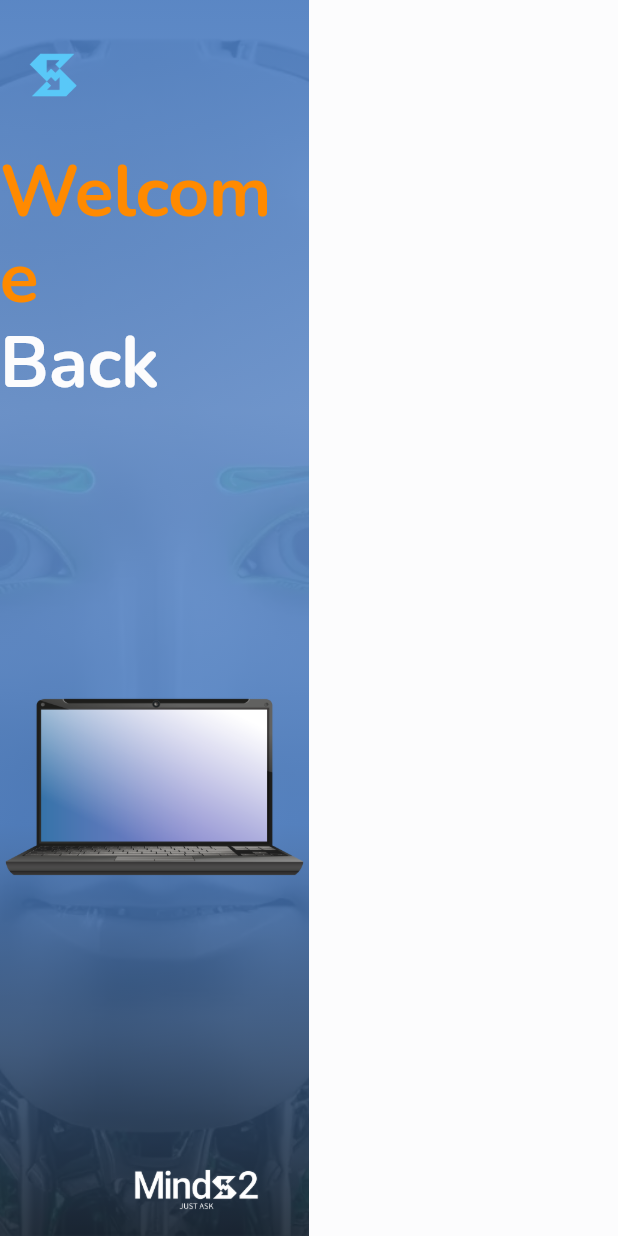
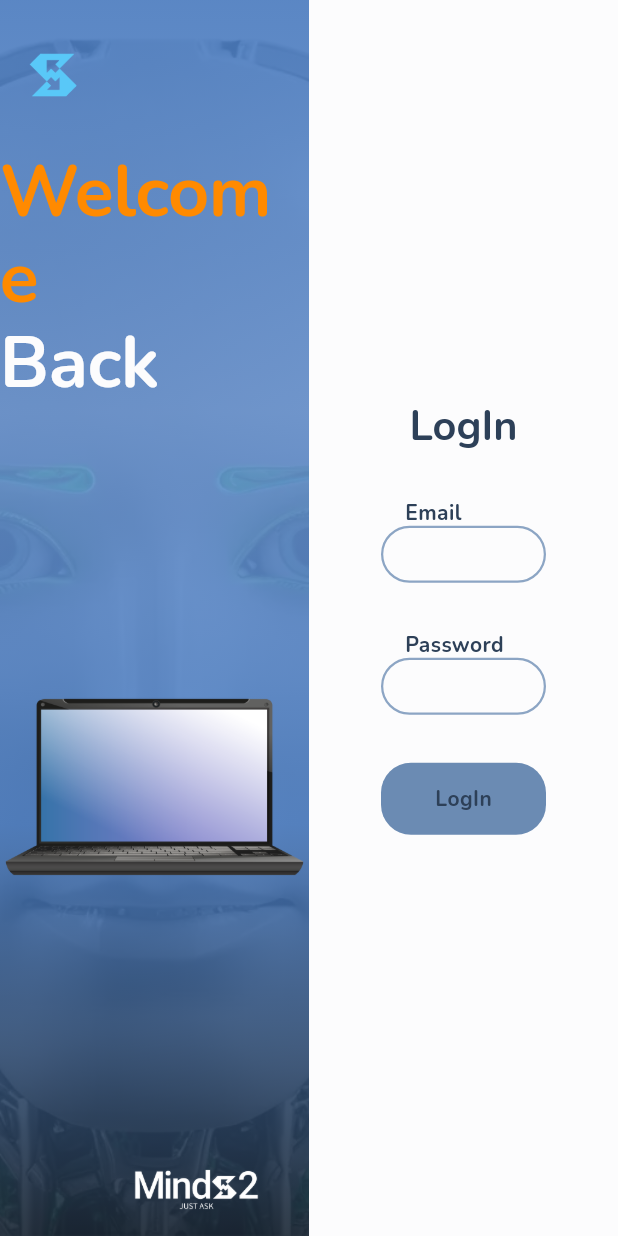
Before and after one commit to albint3r/minds2_v3_ui, a Flutter app: the screen it shows after launch, on a phone screen of 412 x 824 dp. Run offline on Flutter 3.47's test engine with Material 3 defaults, Android fonts, the phone set to English and light mode, and no system bars; drawn by our look-alikes of reactive_forms; our stand-ins replace bloc, dio, easy_localization, flutter_bloc, freezed_annotation, gap and 5 more; missing offline and left inert: dio_intercept_to_curl, reactive_phone_form_field.

Commit message:
Add Login First version

```diff
--- a/lib/auth/aplication/auth_bloc.dart
+++ b/lib/auth/aplication/auth_bloc.dart
@@ -1,14 +1,16 @@
-import 'package:bloc/bloc.dart';
-import 'package:freezed_annotation/freezed_annotation.dart';
+import "package:bloc/bloc.dart";
+import "package:freezed_annotation/freezed_annotation.dart";
 import "package:injectable/injectable.dart";
+import "package:l/l.dart";
 import "package:minds2_ui_v3/auth/domain/i_auth_facade.dart";
 import "package:minds2_ui_v3/auth/domain/user.dart";
+import "package:reactive_forms/reactive_forms.dart";
 
-part 'auth_bloc.freezed.dart';
+part "auth_bloc.freezed.dart";
 
-part 'auth_event.dart';
+part "auth_event.dart";
 
-part 'auth_state.dart';
+part "auth_state.dart";
 
 class AuthBloc extends Bloc<AuthEvent, AuthState> {
   AuthBloc(
@@ -16,11 +18,26 @@ class AuthBloc extends Bloc<AuthEvent, AuthState> {
     @ignoreParam User? appUser,
     @ignoreParam required String token,
   }) : super(AuthState.initial().copyWith(appUser: appUser, isLoading: false)) {
-    on<_Started>((e, emit) {
-      print('*-' * 100);
-      print("App-User: ${state}");
-      print('*-' * 100);
-      // emit(state.copyWith(isLoading: false, appUser: e.appUser));
+    on<_StartLogIn>((e, emit) {
+      l.d("Fetching Loading FormGroup...");
+      emit(state.copyWith(formGroup: facade.formGroupLogin, isLoading: false));
+    });
+    on<_LogIn>((e, emit) async {
+      l.d("Loading User...");
+      // Star Loading
+      emit(state.copyWith(isLoading: true));
+      // Validate the user credential
+      final (appUser, token) = await facade.logIn();
+      // Update all the credential if anything is ok.
+      l.d("New Token: $token");
+      emit(
+        state.copyWith(
+          appUser: appUser,
+          token: token,
+          isLoading: false,
+          formGroup: null,
+        ),
+      );
     });
   }
 }
--- a/lib/auth/aplication/auth_event.dart
+++ b/lib/auth/aplication/auth_event.dart
@@ -2,5 +2,7 @@ part of "auth_bloc.dart";
 
 @freezed
 abstract class AuthEvent with _$AuthEvent {
-  const factory AuthEvent.started({User? appUser}) = _Started;
+  const factory AuthEvent.startLogIn() = _StartLogIn;
+
+  const factory AuthEvent.logIn() = _LogIn;
 }
--- a/lib/auth/aplication/auth_state.dart
+++ b/lib/auth/aplication/auth_state.dart
@@ -5,6 +5,7 @@ abstract class AuthState with _$AuthState {
   const factory AuthState({
     required bool isLoading,
     required String token,
+    FormGroup? formGroup,
     User? appUser,
   }) = _AuthState;
 
--- a/lib/auth/domain/i_auth_data_source.dart
+++ b/lib/auth/domain/i_auth_data_source.dart
@@ -1,5 +1,8 @@
 import "package:minds2_ui_v3/auth/domain/user.dart";
+import "package:minds2_ui_v3/core/domain/custom_types.dart";
 
 abstract interface class IAuthDataSource {
   Future<User> getMe();
+
+  Future<(User, String)> logIn(Json body);
 }
--- a/lib/auth/domain/i_auth_facade.dart
+++ b/lib/auth/domain/i_auth_facade.dart
@@ -2,7 +2,11 @@ import "package:minds2_ui_v3/auth/domain/user.dart";
 import "package:reactive_forms/reactive_forms.dart";
 
 abstract interface class IAuthFacade {
-  FormGroup? get formGroup;
+  FormGroup? get formGroupLogin;
 
   Future<User> getMe();
+
+  void cleanForm();
+
+  Future<(User, String)> logIn();
 }
--- a/lib/auth/infrasctructure/auth_data_source_impl.dart
+++ b/lib/auth/infrasctructure/auth_data_source_impl.dart
@@ -1,7 +1,11 @@
+import "dart:io";
+
 import "package:dio/dio.dart";
 import "package:injectable/injectable.dart";
+import "package:l/l.dart";
 import "package:minds2_ui_v3/auth/domain/i_auth_data_source.dart";
 import "package:minds2_ui_v3/auth/domain/user.dart";
+import "package:minds2_ui_v3/core/domain/custom_types.dart";
 
 @Injectable(as: IAuthDataSource)
 class AuthDataSourceImpl implements IAuthDataSource {
@@ -16,4 +20,14 @@ class AuthDataSourceImpl implements IAuthDataSource {
     final data = response.data;
     return User.fromJson(data);
   }
+
+  @override
+  Future<(User, String)> logIn(Json body) async {
+    const path = "/v3/auth/login";
+    l.d("Body: $body");
+    final response = await _dio.post(path, data: body);
+    final token = response.headers.value(HttpHeaders.authorizationHeader);
+    final data = response.data;
+    return (User.fromJson(data), token!);
+  }
 }
--- a/lib/auth/presentation/login/login_page.dart
+++ b/lib/auth/presentation/login/login_page.dart
@@ -1,4 +1,6 @@
 import "package:flutter/material.dart";
+import "package:flutter_bloc/flutter_bloc.dart";
+import "package:minds2_ui_v3/auth/aplication/auth_bloc.dart";
 import "package:minds2_ui_v3/auth/presentation/login/widgets/body_login.dart";
 
 class LogInPage extends StatelessWidget {
@@ -6,6 +8,7 @@ class LogInPage extends StatelessWidget {
 
   @override
   Widget build(BuildContext context) {
+    context.read<AuthBloc>().add(const AuthEvent.startLogIn());
     return const Scaffold(body: BodyLogin());
   }
 }
--- a/lib/auth/presentation/login/widgets/body_login.dart
+++ b/lib/auth/presentation/login/widgets/body_login.dart
@@ -1,4 +1,7 @@
 import "package:flutter/material.dart";
+import "package:flutter_bloc/flutter_bloc.dart";
+import "package:minds2_ui_v3/auth/aplication/auth_bloc.dart";
+import "package:minds2_ui_v3/auth/presentation/login/widgets/form_login.dart";
 import "package:minds2_ui_v3/core/presentation/design_system/organisms/ds_auth_hero.dart"
     show DSAuthHero;
 import "package:minds2_ui_v3/gen/assets.gen.dart";
@@ -8,7 +11,10 @@ class BodyLogin extends StatelessWidget {
 
   @override
   Widget build(BuildContext context) {
+    final auth = context.watch<AuthBloc>().state;
+    if (auth.isLoading) return const CircularProgressIndicator();
     return Row(
+      crossAxisAlignment: CrossAxisAlignment.center,
       children: [
         DSAuthHero(
           backgroundImage: Assets.images.auth.robotTest.provider(),
@@ -16,6 +22,7 @@ class BodyLogin extends StatelessWidget {
           titlePrimary: "Welcome",
           titleSecondary: "Back",
         ),
+        const Expanded(child: FormLogin()),
       ],
     );
   }
--- /dev/null
+++ b/lib/auth/presentation/login/widgets/form_login.dart
@@ -0,0 +1,46 @@
+import "package:flutter/material.dart";
+import "package:flutter_bloc/flutter_bloc.dart";
+import "package:minds2_ui_v3/auth/aplication/auth_bloc.dart";
+import "package:minds2_ui_v3/core/presentation/design_system/atoms/ds_button.dart";
+import "package:minds2_ui_v3/core/presentation/design_system/molecules/fields/ds_text_field.dart";
+import "package:minds2_ui_v3/core/presentation/design_system/organisms/forms/ds_form_auth.dart";
+import "package:reactive_forms/reactive_forms.dart";
+
+class FormLogin extends StatelessWidget {
+  const FormLogin({super.key});
+
+  @override
+  Widget build(BuildContext context) {
+    final auth = context.watch<AuthBloc>().state;
+    final formGroup = auth.formGroup;
+    return Column(
+      mainAxisAlignment: MainAxisAlignment.center,
+      crossAxisAlignment: CrossAxisAlignment.center,
+      children: [
+        DSFormAuth(
+          formGroup: formGroup!,
+          fields: const [
+            DSTextField(label: "Email", formControlName: "email"),
+            DSTextField(label: "Password", formControlName: "password"),
+            MySubmitButton(),
+          ],
+        ),
+      ],
+    );
+  }
+}
+
+class MySubmitButton extends StatelessWidget {
+  const MySubmitButton({super.key});
+
+  @override
+  Widget build(BuildContext context) {
+    final form = ReactiveForm.of(context);
+    return DSButton.primary(
+      label: "LogIn",
+      onPressed: form!.valid
+          ? () => context.read<AuthBloc>().add(const AuthEvent.logIn())
+          : null,
+    );
+  }
+}
--- a/lib/core/infrastructure/register_module.dart
+++ b/lib/core/infrastructure/register_module.dart
@@ -33,6 +33,7 @@ abstract class RegisterModule {
         l.d("App User exist and already connected: ${appUser.name}");
       } catch (e) {
         l.d("User App Don't exist.");
+        sharePref.remove("token");
         appUser = null;
       }
     }
--- a/lib/core/infrastructure/shared_pref.dart
+++ b/lib/core/infrastructure/shared_pref.dart
@@ -10,7 +10,7 @@ class SharedPref {
 
   String getToken() {
     final token = _pref.getString(_token);
-    return token is String ? "Bearer $token" : "";
+    return token is String ? token : "";
   }
 
   Future<void> setToken(String sessionToken) =>
--- a/lib/core/presentation/design_system/atoms/ds_button.dart
+++ b/lib/core/presentation/design_system/atoms/ds_button.dart
@@ -5,55 +5,48 @@ import "package:minds2_ui_v3/core/presentation/design_system/tokens/button_token
 enum DSButtonVariant { primary, outline, dark }
 
 class DSButton extends StatelessWidget {
-  // 🔹 Factorys para facilidad
   factory DSButton.primary({
     Key? key,
     required String label,
-    required VoidCallback onPressed,
-  }) {
-    return DSButton._(
+    VoidCallback? onPressed,
+  }) => DSButton._(
     key: key,
     label: label,
     onPressed: onPressed,
     variant: DSButtonVariant.primary,
   );
-  }
 
   factory DSButton.outline({
     Key? key,
     required String label,
-    required VoidCallback onPressed,
-  }) {
-    return DSButton._(
+    VoidCallback? onPressed,
+  }) => DSButton._(
     key: key,
     label: label,
     onPressed: onPressed,
     variant: DSButtonVariant.outline,
   );
-  }
 
   factory DSButton.dark({
     Key? key,
     required String label,
-    required VoidCallback onPressed,
-  }) {
-    return DSButton._(
+    VoidCallback? onPressed,
+  }) => DSButton._(
     key: key,
     label: label,
     onPressed: onPressed,
     variant: DSButtonVariant.dark,
   );
-  }
 
   const DSButton._({
     super.key,
     required this.label,
-    required this.onPressed,
+    this.onPressed,
     required this.variant,
   });
 
   final String label;
-  final VoidCallback onPressed;
+  final VoidCallback? onPressed;
   final DSButtonVariant variant;
 
   @override
@@ -61,65 +54,97 @@ class DSButton extends StatelessWidget {
     return ElevatedButton(
       onPressed: onPressed,
       style: _style,
-      child: DSText.labels(
-        label,
-        color: _textColor,
-      ),
+      // ¡no forzamos color aquí!
+      child: DSText.labels(label),
     );
   }
 
-  // 🔹 Estilos por variante (siempre ElevatedButton)
+  // helpers
+  T _byState<T>(
+    Set<WidgetState> s, {
+    required T enabled,
+    required T disabled,
+  }) => s.contains(WidgetState.disabled) ? disabled : enabled;
+
   ButtonStyle get _style {
-    const minimumSize=  Size(
-      DSButtonTokens.minWidth,
-      DSButtonTokens.minHeight,
+    const minSize = Size(DSButtonTokens.minWidth, DSButtonTokens.minHeight);
+    final shape = RoundedRectangleBorder(
+      borderRadius: BorderRadius.circular(DSButtonTokens.radius),
     );
 
     switch (variant) {
       case DSButtonVariant.primary:
-        return ElevatedButton.styleFrom(
-          backgroundColor: DSButtonTokens.primaryBg,
-          padding: DSButtonTokens.padding,
-          minimumSize: minimumSize,
-          shape: RoundedRectangleBorder(
-            borderRadius: BorderRadius.circular(DSButtonTokens.radius),
+        return ButtonStyle(
+          minimumSize: const WidgetStatePropertyAll(minSize),
+          padding: WidgetStatePropertyAll(DSButtonTokens.padding),
+          shape: WidgetStatePropertyAll(shape),
+          backgroundColor: WidgetStateProperty.resolveWith(
+            (s) => _byState<Color>(
+              s,
+              enabled: DSButtonTokens.primaryBg,
+              disabled: DSButtonTokens.disable,
             ),
+          ),
+          foregroundColor: WidgetStateProperty.resolveWith(
+            (s) => _byState<Color>(
+              s,
+              enabled: DSButtonTokens.primaryLabel,
+              disabled: DSButtonTokens.disable,
+            ),
+          ),
+          elevation: const WidgetStatePropertyAll(0),
+          shadowColor: const WidgetStatePropertyAll(Colors.transparent),
         );
+
       case DSButtonVariant.outline:
-        return ElevatedButton.styleFrom(
-          backgroundColor: Colors.transparent,
-          foregroundColor: DSButtonTokens.outlineLabel,
-          side: BorderSide(color: DSButtonTokens.outlineBorder, width: 1.5),
-          padding: DSButtonTokens.padding,
-          minimumSize: minimumSize,
-          shape: RoundedRectangleBorder(
-            borderRadius: BorderRadius.circular(DSButtonTokens.radius),
+        return ButtonStyle(
+          minimumSize: const WidgetStatePropertyAll(minSize),
+          padding: WidgetStatePropertyAll(DSButtonTokens.padding),
+          shape: WidgetStatePropertyAll(shape),
+          backgroundColor: const WidgetStatePropertyAll(Colors.transparent),
+          foregroundColor: WidgetStateProperty.resolveWith(
+            (s) => _byState<Color>(
+              s,
+              enabled: DSButtonTokens.outlineLabel,
+              disabled: DSButtonTokens.disable,
             ),
-          elevation: 0,
-          // para mantener el estilo plano
-          shadowColor: Colors.transparent,
+          ),
+          side: WidgetStateProperty.resolveWith(
+            (s) => BorderSide(
+              color: _byState<Color>(
+                s,
+                enabled: DSButtonTokens.outlineBorder,
+                disabled: DSButtonTokens.disable,
+              ),
+              width: 1.5,
+            ),
+          ),
+          elevation: const WidgetStatePropertyAll(0),
+          shadowColor: const WidgetStatePropertyAll(Colors.transparent),
         );
+
       case DSButtonVariant.dark:
-        return ElevatedButton.styleFrom(
-          backgroundColor: DSButtonTokens.darkBg,
-          padding: DSButtonTokens.padding,
-          minimumSize: minimumSize,
-          shape: RoundedRectangleBorder(
-            borderRadius: BorderRadius.circular(DSButtonTokens.radius),
+        return ButtonStyle(
+          minimumSize: const WidgetStatePropertyAll(minSize),
+          padding: WidgetStatePropertyAll(DSButtonTokens.padding),
+          shape: WidgetStatePropertyAll(shape),
+          backgroundColor: WidgetStateProperty.resolveWith(
+            (s) => _byState<Color>(
+              s,
+              enabled: DSButtonTokens.darkBg,
+              disabled: DSButtonTokens.disable,
             ),
+          ),
+          foregroundColor: WidgetStateProperty.resolveWith(
+            (s) => _byState<Color>(
+              s,
+              enabled: DSButtonTokens.darkLabel,
+              disabled: DSButtonTokens.disable,
+            ),
+          ),
+          elevation: const WidgetStatePropertyAll(0),
+          shadowColor: const WidgetStatePropertyAll(Colors.transparent),
         );
     }
   }
-
-  // 🔹 Color de texto según variante
-  Color get _textColor {
-    switch (variant) {
-      case DSButtonVariant.primary:
-        return DSButtonTokens.primaryLabel;
-      case DSButtonVariant.outline:
-        return DSButtonTokens.outlineLabel;
-      case DSButtonVariant.dark:
-        return DSButtonTokens.darkLabel;
 }
-  }
-}
--- a/lib/core/presentation/design_system/organisms/ds_forms.dart
+++ b/lib/core/presentation/design_system/atoms/ds_forms.dart
@@ -2,6 +2,8 @@ import "package:minds2_ui_v3/core/presentation/design_system/atoms/ds_fields.dar
 import "package:reactive_forms/reactive_forms.dart";
 
 class DSForm {
+  static FormGroup get empty => FormGroup({});
+
   static FormGroup get logIn =>
       FormGroup({"email": DSFields.email, "password": DSFields.password});
 
--- /dev/null
+++ b/lib/core/presentation/design_system/molecules/fields/ds_text_field.dart
@@ -0,0 +1,34 @@
+import "package:flutter/material.dart";
+import "package:minds2_ui_v3/core/presentation/design_system/atoms/ds_text.dart";
+import "package:minds2_ui_v3/core/presentation/design_system/tokens/spacing_tokens.dart";
+import "package:reactive_forms/reactive_forms.dart";
+
+class DSTextField extends StatelessWidget {
+  const DSTextField({
+    super.key,
+    required this.label,
+    required this.formControlName,
+    this.width = 420,
+  });
+
+  final String label;
+  final String formControlName;
+  final double width;
+
+  @override
+  Widget build(BuildContext context) {
+    return SizedBox(
+      width: width,
+      child: Column(
+        crossAxisAlignment: CrossAxisAlignment.start,
+        children: [
+          Padding(
+            padding: const EdgeInsets.only(left: DSSpacing.md),
+            child: DSText.labels(label),
+          ),
+          ReactiveTextField(formControlName: formControlName),
+        ],
+      ),
+    );
+  }
+}
--- /dev/null
+++ b/lib/core/presentation/design_system/organisms/forms/ds_form_auth.dart
@@ -0,0 +1,25 @@
+import "package:flutter/material.dart";
+import "package:minds2_ui_v3/core/presentation/design_system/atoms/ds_text.dart";
+import "package:minds2_ui_v3/core/presentation/design_system/tokens/spacing_tokens.dart";
+import "package:reactive_forms/reactive_forms.dart";
+
+class DSFormAuth extends StatelessWidget {
+  const DSFormAuth({super.key, required this.formGroup, required this.fields});
+
+  final FormGroup formGroup;
+  final List<Widget> fields;
+
+  @override
+  Widget build(BuildContext context) {
+    return ReactiveForm(
+      formGroup: formGroup,
+      child: Padding(
+        padding: const EdgeInsets.all(DSSpacing.xxl),
+        child: Column(
+          spacing: DSSpacing.xl,
+          children: [DSText.heading4("LogIn"), ...fields],
+        ),
+      ),
+    );
+  }
+}
--- a/lib/core/presentation/design_system/tokens/button_tokens.dart
+++ b/lib/core/presentation/design_system/tokens/button_tokens.dart
@@ -6,12 +6,13 @@ import "package:minds2_ui_v3/core/presentation/design_system/tokens/typography_t
 class DSButtonTokens {
   // 🔹 Dimensiones (aquí luego los movemos a spacing_tokens.dart si existe)
   static const double radius = 20.0;
+
   static EdgeInsets get padding => const EdgeInsets.symmetric(
     horizontal: DSSpacing.lg,
     vertical: DSSpacing.sm,
   );
-  static const double minWidth = 160.0;  // ya lo tienes
-  static const double minHeight = 48.0;  // altura estándar de Figma
+  static const double minWidth = 160.0; // ya lo tienes
+  static const double minHeight = 48.0; // altura estándar de Figma
 
   // 🔹 Colores
   static Color get primaryBg => DSColors.primary.brand[500]!;
@@ -22,6 +23,8 @@ class DSButtonTokens {
 
   static Color get outlineLabel => DSColors.primary.brand[500]!;
 
+  static Color get disable => DSColors.primary.ink[200]!;
+
   static Color get darkBg => DSColors.primary.ink[500]!;
 
   static Color get darkLabel => DSColors.primary.brand[25]!;
```
Also changed, not shown: lib/auth/infrasctructure/auth_facade_impl.dart (+19 -3 lines), lib/core/infrastructure/util_form.dart (added, +10 -0 lines), lib/auth/aplication/auth_bloc.freezed.dart, lib/injectables.config.dart. Lines whose indentation alone changed are shown as unchanged.
